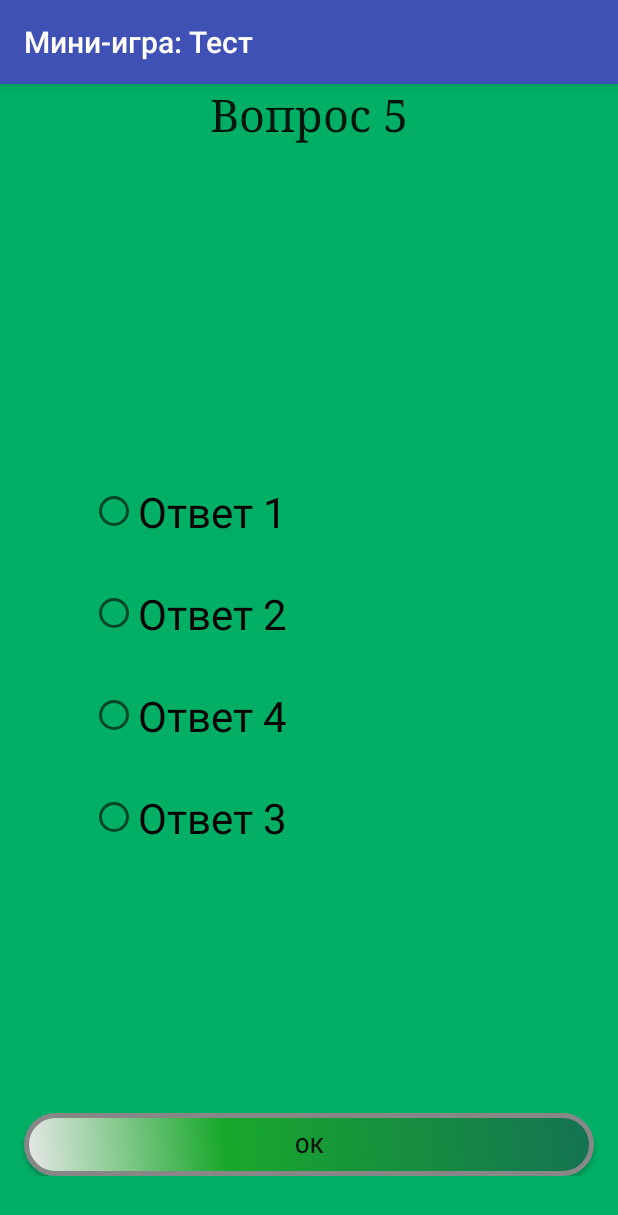
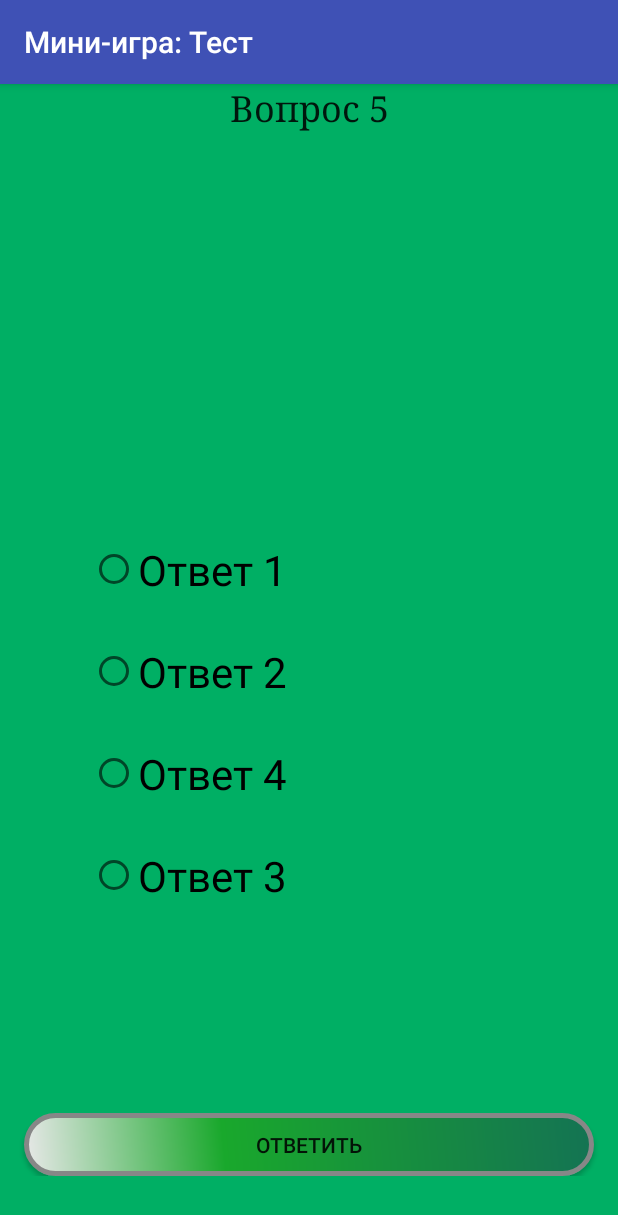
Before and after one commit to DoubleCrabs/MusicApp, an Android app: the GameTestActivity screen opened directly, with no data from a screen before it, on a phone screen of 412 x 824 dp. Shown: the top 1215 px of the screen. Run offline under Robolectric (Android 15) with nearby library versions, the phone set to English and light mode, and no system bars.

Commit message:
fix game "Test"

```diff
--- a/app/src/main/java/com/doublecrabs/musicapp/GameTestActivity.java
+++ b/app/src/main/java/com/doublecrabs/musicapp/GameTestActivity.java
@@ -3,8 +3,11 @@ package com.doublecrabs.musicapp;
 import java.util.Arrays;
 import java.util.Collections;
 import java.util.Random;
+import java.util.concurrent.ThreadLocalRandom;
 
 import android.content.Intent;
+import android.content.SharedPreferences;
+import android.content.pm.ActivityInfo;
 import android.os.Bundle;
 import android.view.View;
 import android.widget.Button;
@@ -24,19 +27,23 @@ import java.io.InputStream;
 
 public class GameTestActivity extends AppCompatActivity {
 
+    SharedPreferences sPref;
+    final String RATING = "rating";
+
     String answer;
-    int result = 0;
-    int rating = 0;
+    int localRating = 0;
     int lvl = 0;
+    int maxLvl = 10;
 
     @Override
     protected void onCreate(Bundle savedInstanceState) {
         super.onCreate(savedInstanceState);
         setContentView(R.layout.activity_game_test);
+        setRequestedOrientation(ActivityInfo.SCREEN_ORIENTATION_LOCKED);
         setTitle("Мини-игра: Тест");
 
         answer = showQustion();
-        Button mButton = (Button)findViewById(R.id.buttonSubmit);
+        Button mButton = findViewById(R.id.buttonSubmit);
         mButton.setOnClickListener(v -> checkAnswer(answer));
     }
 
@@ -88,7 +95,7 @@ public class GameTestActivity extends AppCompatActivity {
     }
 
     public String loadTest() {
-        String json = null;
+        String json;
         try {
             InputStream is = this.getAssets().open("listOfTests.json");
             int size = is.available();
@@ -104,29 +111,28 @@ public class GameTestActivity extends AppCompatActivity {
     }
 
     public void checkAnswer(String answer){
-        RadioGroup radioGroup = (RadioGroup) findViewById(R.id.radioGroup2);
-        radioGroup.clearCheck();
-
+        RadioGroup radioGroup = findViewById(R.id.radioGroupGameOne);
         int selectedId = radioGroup.getCheckedRadioButtonId();
 
-        RadioButton radioButton = (RadioButton) findViewById(selectedId);
-
         if(selectedId == -1) {
-            Toast.makeText(this, "Выберете один вариант ответа", Toast.LENGTH_SHORT).show();
+            Toast.makeText(this, "Выберете вариант ответа", Toast.LENGTH_SHORT).show();
+            return;
         }else{
-            if(radioButton.getText() == answer)
-                rating += 1;
-            lvl++;
-            if(lvl < 3){
-                answer = showQustion();
-            }else{
-                Intent intent = new Intent(this, PianoActivity.class);
-                intent.addFlags(Intent.FLAG_ACTIVITY_CLEAR_TASK| Intent.FLAG_ACTIVITY_NEW_TASK);
-                startActivity(intent);
+            RadioButton radioButton = findViewById(selectedId);
+            if(radioButton.getText() == answer) {
+                localRating = localRating + 1;
             }
         }
-    }
-//TODO incorrect signature in method above
-    public void checkAnswer(View view) {
+        lvl++;
+        radioGroup.clearCheck();
+        if(lvl < maxLvl) {
+            answer = showQustion();
+        }else{
+            sPref = getSharedPreferences("SaveData", MODE_PRIVATE);
+            SharedPreferences.Editor ed = sPref.edit();
+            ed.putInt(RATING, sPref.getInt(RATING, 0) + localRating);
+            ed.apply();
+        }
+
     }
 }
--- a/app/src/main/java/com/doublecrabs/musicapp/PreGameStoryActivity.java
+++ b/app/src/main/java/com/doublecrabs/musicapp/PreGameStoryActivity.java
@@ -2,6 +2,7 @@ package com.doublecrabs.musicapp;
 
 import android.content.Intent;
 import android.content.SharedPreferences;
+import android.content.pm.ActivityInfo;
 import android.os.Bundle;
 import androidx.appcompat.app.AppCompatActivity;
 import android.view.View;
@@ -18,6 +19,7 @@ public class PreGameStoryActivity extends AppCompatActivity {
     protected void onCreate(Bundle savedInstanceState) {
         super.onCreate(savedInstanceState);
         setContentView(R.layout.activity_pre_game_story);
+        setRequestedOrientation(ActivityInfo.SCREEN_ORIENTATION_LOCKED);
 
         sPref = getSharedPreferences("SaveData", MODE_PRIVATE);
         String mCurrentGame = sPref.getString(CURRENT_GAME, "");
--- a/app/src/main/res/layout/activity_game_test.xml
+++ b/app/src/main/res/layout/activity_game_test.xml
@@ -8,17 +8,17 @@
         android:id="@+id/question"
         android:layout_width="fill_parent"
         android:layout_height="wrap_content"
-        android:layout_weight="5"
+        android:layout_weight="3"
         android:textAlignment="center"
         android:textAppearance="?android:attr/textAppearanceLarge"
-        android:textSize="30sp"
+        android:textSize="24sp"
         android:typeface="serif" />
 
     <RadioGroup
-        android:id="@+id/radioGroup2"
+        android:id="@+id/radioGroupGameOne"
         android:layout_width="match_parent"
         android:layout_height="wrap_content"
-        android:layout_weight="30"
+        android:layout_weight="2"
         android:gravity="center_vertical"
         android:layout_marginTop="24dp">
 
@@ -27,26 +27,26 @@
             android:layout_width="wrap_content"
             android:layout_height="wrap_content"
             android:textSize="@dimen/activity_text_size_test"
-            android:layout_marginHorizontal="@dimen/activity_test_horizontal_margin"            android:layout_marginTop="@dimen/activity_vertical_margin"
-            android:text="@string/normal" />
+            android:layout_marginHorizontal="@dimen/activity_test_horizontal_margin"
+            android:layout_marginTop="@dimen/activity_vertical_margin" />
 
         <RadioButton
             android:id="@+id/answer2"
             android:layout_width="wrap_content"
             android:gravity="center"
             android:textSize="@dimen/activity_text_size_test"
-            android:layout_marginHorizontal="@dimen/activity_test_horizontal_margin"            android:layout_marginTop="@dimen/activity_vertical_margin"
-            android:layout_height="wrap_content"
-            android:text="@string/hard" />
+            android:layout_marginHorizontal="@dimen/activity_test_horizontal_margin"
+            android:layout_marginTop="@dimen/activity_vertical_margin"
+            android:layout_height="wrap_content" />
 
         <RadioButton
             android:id="@+id/answer3"
             android:layout_width="wrap_content"
             android:layout_height="wrap_content"
-            android:layout_marginHorizontal="@dimen/activity_test_horizontal_margin"            android:textSize="@dimen/activity_text_size_test"
+            android:layout_marginHorizontal="@dimen/activity_test_horizontal_margin"
+            android:textSize="@dimen/activity_text_size_test"
             android:layout_marginTop="@dimen/activity_vertical_margin"
-            android:gravity="center"
-            android:text="@string/normal" />
+            android:gravity="center" />
 
         <RadioButton
             android:id="@+id/answer4"
@@ -55,29 +55,28 @@
             android:textSize="@dimen/activity_text_size_test"
             android:layout_marginHorizontal="@dimen/activity_test_horizontal_margin"
             android:layout_marginTop="@dimen/activity_vertical_margin"
-            android:gravity="center"
-            android:text="@string/normal" />
+            android:gravity="center" />
     </RadioGroup>
 
     <LinearLayout
         android:layout_width="match_parent"
         android:layout_height="0dip"
-        android:layout_weight="15"
+        android:layout_weight="3"
         android:gravity="center|bottom"
         android:orientation="vertical"
-        android:paddingBottom="40dp">
+        android:paddingBottom="40dp"
+        android:minHeight="40dp">
 
         <Button
             android:id="@+id/buttonSubmit"
             style="?android:attr/buttonStyleSmall"
-            android:onClick="checkAnswer"
             android:layout_width="match_parent"
             android:layout_marginLeft="16dp"
             android:layout_marginRight="16dp"
             android:layout_height="42dp"
-            android:layout_gravity="center_horizontal|center"
+            android:layout_gravity="center"
             android:background="@drawable/buttonshape"
-            android:text="@string/accept" />
+            android:text="@string/reply" />
 
 
     </LinearLayout>
--- a/app/src/main/res/layout/activity_main.xml
+++ b/app/src/main/res/layout/activity_main.xml
@@ -52,7 +52,7 @@
             android:layout_height="wrap_content"
             android:layout_gravity="center_horizontal|center"
             android:background="@drawable/buttonshape"
-            android:text="ПРОДОЛЖИТЬ" />
+            android:text="@string/continue_game" />
 
 
     </LinearLayout>
--- a/app/src/main/res/values/strings.xml
+++ b/app/src/main/res/values/strings.xml
@@ -9,5 +9,7 @@
     <string name="normal">Нормальный</string>
     <string name="hard">Сложный</string>
     <string name="accept">ОК</string>
+    <string name="reply">Ответить</string>
+    <string name="continue_game">ПРОДОЛЖИТЬ</string>
 
 </resources>
```
Also changed, not shown: app/src/main/java/com/doublecrabs/musicapp/ContinueGame.java (added, +15 -0 lines), app/src/main/java/com/doublecrabs/musicapp/MainActivity.java (+16 -1 lines), app/src/main/java/com/doublecrabs/musicapp/SelectDifficultyActivity.java (+6 -2 lines), app/src/main/res/layout/activity_select_difficulty.xml (+8 -8 lines).
